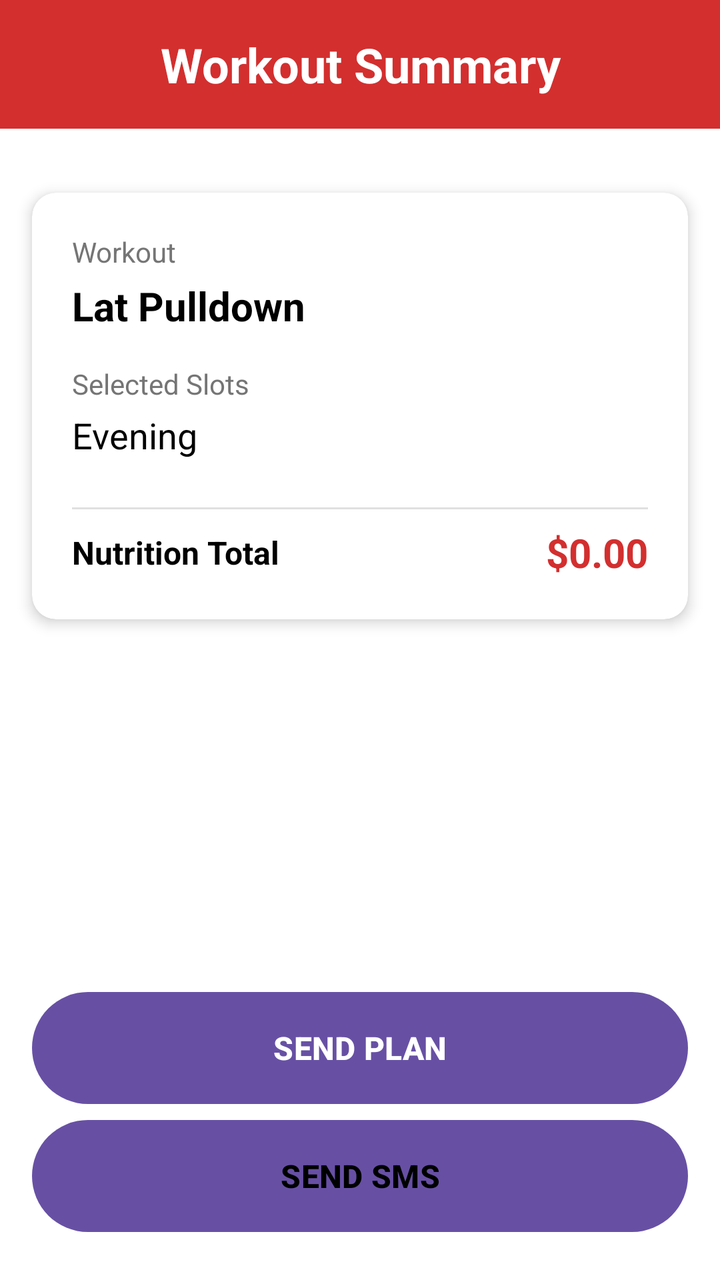
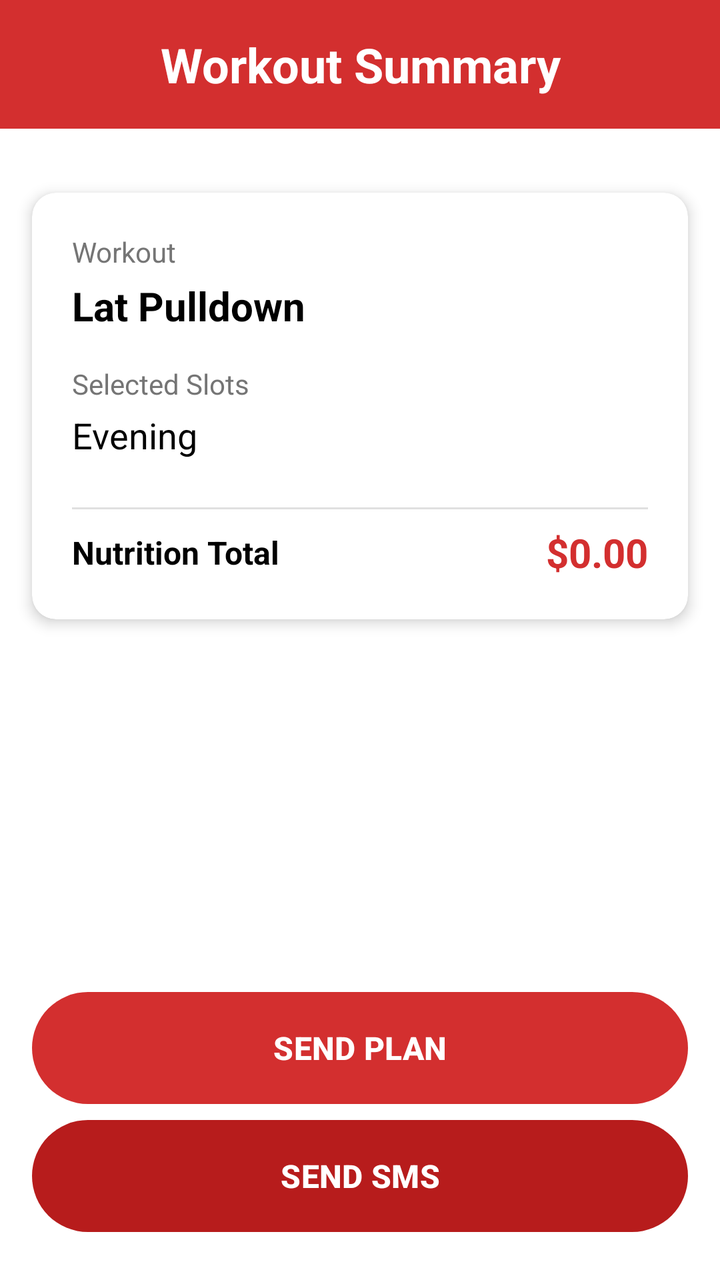

Two renders of the same Android screen: before a commit and after it. Below are the layout's source before the change and the commit's diff.
<!-- AndroidManifest.xml: application theme Theme._21l_5812_A1 -->
<!-- res/layout/activity_workout_summary.xml -->
<?xml version="1.0" encoding="utf-8"?>
<LinearLayout xmlns:android="http://schemas.android.com/apk/res/android"
    xmlns:tools="http://schemas.android.com/tools"
    xmlns:app="http://schemas.android.com/apk/res-auto"
    android:layout_width="match_parent"
    android:layout_height="match_parent"
    android:background="@color/white"
    android:orientation="vertical"
    tools:context=".WorkoutSummaryActivity">

    
    <TextView
        android:layout_width="match_parent"
        android:layout_height="wrap_content"
        android:text="Workout Summary"
        android:background="@color/primary_red"
        android:textColor="@android:color/white"
        android:textSize="24sp"
        android:textStyle="bold"
        android:padding="16dp"
        android:gravity="center"
        android:layout_marginBottom="32dp" />

    
    <androidx.cardview.widget.CardView
        android:layout_width="match_parent"
        android:layout_height="wrap_content"
        android:layout_marginStart="16dp"
        android:layout_marginEnd="16dp"
        android:layout_marginBottom="16dp"
        app:cardCornerRadius="12dp"
        app:cardElevation="4dp">

        <LinearLayout
            android:layout_width="match_parent"
            android:layout_height="wrap_content"
            android:orientation="vertical"
            android:padding="20dp">

            <TextView
                android:layout_width="wrap_content"
                android:layout_height="wrap_content"
                android:text="Workout"
                android:textColor="@color/gray"
                android:textSize="14sp"
                android:layout_marginBottom="4dp" />

            <TextView
                android:id="@+id/txtWorkoutName"
                android:layout_width="wrap_content"
                android:layout_height="wrap_content"
                android:text="Lat Pulldown"
                android:textColor="@color/black"
                android:textSize="20sp"
                android:textStyle="bold"
                android:layout_marginBottom="16dp" />

            <TextView
                android:layout_width="wrap_content"
                android:layout_height="wrap_content"
                android:text="Selected Slots"
                android:textColor="@color/gray"
                android:textSize="14sp"
                android:layout_marginBottom="4dp" />

            <TextView
                android:id="@+id/txtSelectedSlots"
                android:layout_width="wrap_content"
                android:layout_height="wrap_content"
                android:text="Evening"
                android:textColor="@color/black"
                android:textSize="18sp"
                android:layout_marginBottom="16dp" />

            <View
                android:layout_width="match_parent"
                android:layout_height="1dp"
                android:background="@color/light_gray"
                android:layout_marginVertical="8dp" />

            <LinearLayout
                android:layout_width="match_parent"
                android:layout_height="wrap_content"
                android:orientation="horizontal"
                android:gravity="center_vertical">

                <TextView
                    android:layout_width="wrap_content"
                    android:layout_height="wrap_content"
                    android:text="Nutrition Total"
                    android:textColor="@color/black"
                    android:textSize="16sp"
                    android:textStyle="bold" />

                <Space
                    android:layout_width="0dp"
                    android:layout_height="match_parent"
                    android:layout_weight="1" />

                <TextView
                    android:id="@+id/txtNutritionTotal"
                    android:layout_width="wrap_content"
                    android:layout_height="wrap_content"
                    android:text="$0.00"
                    android:textColor="@color/primary_red"
                    android:textSize="20sp"
                    android:textStyle="bold" />

            </LinearLayout>

        </LinearLayout>

    </androidx.cardview.widget.CardView>

    <Space
        android:layout_width="match_parent"
        android:layout_height="0dp"
        android:layout_weight="1" />

    
    <LinearLayout
        android:layout_width="match_parent"
        android:layout_height="wrap_content"
        android:orientation="vertical"
        android:layout_marginStart="16dp"
        android:layout_marginEnd="16dp"
        android:layout_marginBottom="24dp">

        <Button
            android:id="@+id/btnSendPlan"
            android:layout_width="match_parent"
            android:layout_height="56dp"
            android:text="SEND PLAN"
            android:background="@drawable/button_rounded_red"
            android:textColor="@color/white"
            android:textSize="16sp"
            android:textStyle="bold"
            android:layout_marginBottom="8dp"/>

        <Button
            android:id="@+id/btnSendSMS"
            android:layout_width="match_parent"
            android:layout_height="56dp"
            android:text="SEND SMS"
            android:background="@drawable/button_rounded_light_gray"
            android:textColor="@color/black"
            android:textSize="16sp"
            android:textStyle="bold" />

    </LinearLayout>

</LinearLayout>
<!-- resources referenced by this layout -->
<resources>
  <color name="black">#000000</color>
  <color name="gray">#757575</color>
  <color name="light_gray">#E0E0E0</color>
  <color name="primary_red">#D32F2F</color>
  <color name="white">#FFFFFF</color>
  <!-- drawable button_rounded_light_gray (drawable) -->
  <?xml version="1.0" encoding="utf-8"?>
  <shape xmlns:android="http://schemas.android.com/apk/res/android"
      android:shape="rectangle">
      <solid android:color="#F0F0F0" />
      <corners android:radius="40dp" />
  </shape>
  <!-- drawable button_rounded_red (drawable) -->
  <?xml version="1.0" encoding="utf-8"?>
  <shape xmlns:android="http://schemas.android.com/apk/res/android"
      android:shape="rectangle">
      <solid android:color="@color/primary_red" />
      <corners android:radius="40dp" />
  </shape>
  <style name="Theme._21l_5812_A1" parent="Base.Theme._21l_5812_A1" />
  <style name="Base.Theme._21l_5812_A1" parent="Theme.Material3.DayNight.NoActionBar">
          
          
      </style>
</resources>

<!-- the commit's change to res/layout/activity_workout_summary.xml (unified diff, before → after) -->
@@ -132,6 +132,7 @@
             android:layout_height="56dp"
             android:text="SEND PLAN"
             android:background="@drawable/button_rounded_red"
+            app:backgroundTint="@null"
             android:textColor="@color/white"
             android:textSize="16sp"
             android:textStyle="bold"
@@ -142,8 +143,9 @@
             android:layout_width="match_parent"
             android:layout_height="56dp"
             android:text="SEND SMS"
-            android:background="@drawable/button_rounded_light_gray"
-            android:textColor="@color/black"
+            android:background="@drawable/button_rounded_dark_red"
+            app:backgroundTint="@null"
+            android:textColor="@color/white"
             android:textSize="16sp"
             android:textStyle="bold" />
 
<!-- resource entries referenced after the edit -->
@@ -5,11 +5,11 @@
   <color name="light_gray">#E0E0E0</color>
   <color name="primary_red">#D32F2F</color>
   <color name="white">#FFFFFF</color>
-  <!-- drawable button_rounded_light_gray (drawable) -->
+  <!-- drawable button_rounded_dark_red (drawable) -->
   <?xml version="1.0" encoding="utf-8"?>
   <shape xmlns:android="http://schemas.android.com/apk/res/android"
       android:shape="rectangle">
-      <solid android:color="#F0F0F0" />
+      <solid android:color="@color/dark_red" />
       <corners android:radius="40dp" />
   </shape>
   <!-- drawable button_rounded_red (drawable) -->
@@ -20,6 +20,7 @@
       <corners android:radius="40dp" />
   </shape>
   <style name="Theme._21l_5812_A1" parent="Base.Theme._21l_5812_A1" />
+  <color name="dark_red">#B71C1C</color>
   <style name="Base.Theme._21l_5812_A1" parent="Theme.Material3.DayNight.NoActionBar">
           
           
